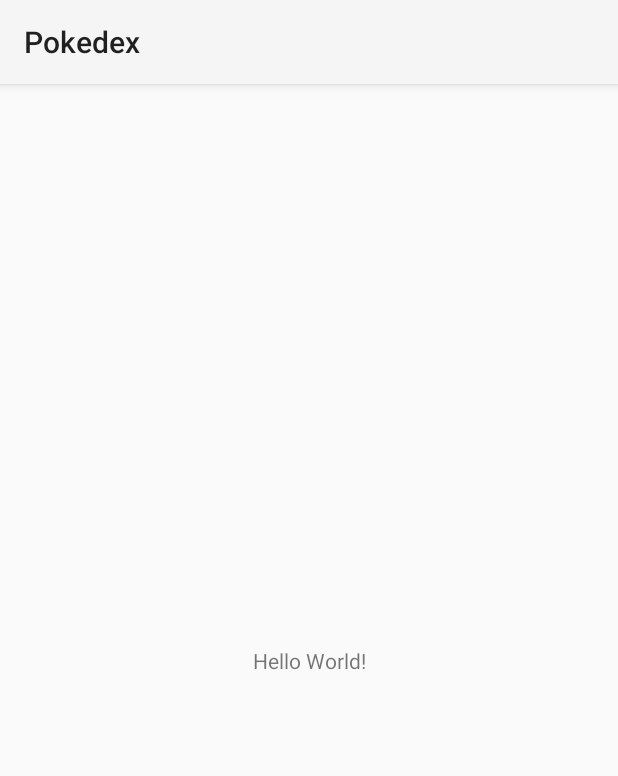
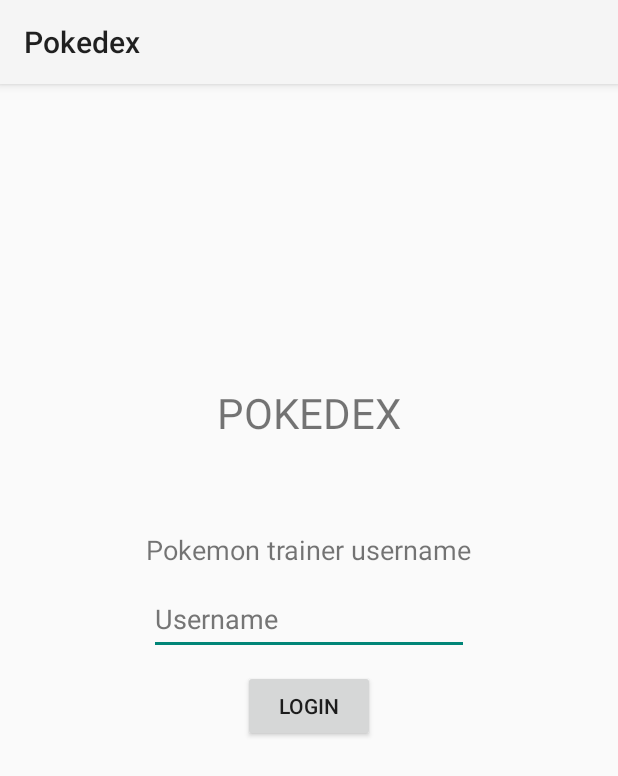
Before and after one commit to ben331/Pokedex, an Android app: the screen it shows after launch (MainActivity), on a phone screen of 412 x 824 dp. Shown: the top 776 px of the screen. Run offline under Robolectric (Android 15) with nearby library versions, the light colour scheme and no system bars.

Commit message:
All views generated

```diff
--- a/app/src/main/AndroidManifest.xml
+++ b/app/src/main/AndroidManifest.xml
@@ -10,6 +10,12 @@
         android:supportsRtl="true"
         android:theme="@style/Theme.Pokedex">
         <activity
+            android:name=".PokemonActivity"
+            android:exported="false" />
+        <activity
+            android:name=".HomeActivity"
+            android:exported="false" />
+        <activity
             android:name=".MainActivity"
             android:exported="true">
             <intent-filter>
--- a/app/src/main/res/layout/activity_main.xml
+++ b/app/src/main/res/layout/activity_main.xml
@@ -7,12 +7,49 @@
     tools:context=".MainActivity">
 
     <TextView
+        android:id="@+id/textView"
         android:layout_width="wrap_content"
         android:layout_height="wrap_content"
-        android:text="Hello World!"
-        app:layout_constraintBottom_toBottomOf="parent"
-        app:layout_constraintLeft_toLeftOf="parent"
-        app:layout_constraintRight_toRightOf="parent"
+        android:layout_marginTop="200dp"
+        android:text="@string/login_title"
+        android:textSize="28sp"
+        app:layout_constraintEnd_toEndOf="parent"
+        app:layout_constraintStart_toStartOf="parent"
         app:layout_constraintTop_toTopOf="parent" />
 
+    <TextView
+        android:id="@+id/textView1"
+        android:layout_width="wrap_content"
+        android:layout_height="wrap_content"
+        android:layout_marginTop="60dp"
+        android:text="@string/login_caption"
+        android:textSize="18sp"
+        app:layout_constraintEnd_toEndOf="parent"
+        app:layout_constraintStart_toStartOf="parent"
+        app:layout_constraintTop_toBottomOf="@+id/textView" />
+
+    <EditText
+        android:id="@+id/username"
+        android:layout_width="wrap_content"
+        android:layout_height="wrap_content"
+        android:layout_marginTop="10dp"
+        android:autofillHints=""
+        android:ems="10"
+        android:hint="@string/holder_username"
+        android:inputType="textPersonName"
+        android:minHeight="48dp"
+        android:textColorHint="#757575"
+        app:layout_constraintEnd_toEndOf="parent"
+        app:layout_constraintStart_toStartOf="parent"
+        app:layout_constraintTop_toBottomOf="@+id/textView1" />
+
+    <Button
+        android:id="@+id/loginBtn"
+        android:layout_width="wrap_content"
+        android:layout_height="wrap_content"
+        android:layout_marginTop="10dp"
+        android:text="@string/login_btn"
+        app:layout_constraintEnd_toEndOf="parent"
+        app:layout_constraintStart_toStartOf="parent"
+        app:layout_constraintTop_toBottomOf="@+id/username" />
 </androidx.constraintlayout.widget.ConstraintLayout>
```
Also changed, not shown: app/src/main/java/edu/icesi/pokedex/HomeActivity.kt (added, +11 -0 lines), app/src/main/java/edu/icesi/pokedex/PokemonActivity.kt (added, +11 -0 lines), app/src/main/res/layout/activity_home.xml (added, +99 -0 lines), app/src/main/res/layout/activity_pokemon.xml (added, +174 -0 lines), app/src/main/res/values/strings.xml (+23 -0 lines), app/src/main/res/drawable/pokemon_shape.png (added).
